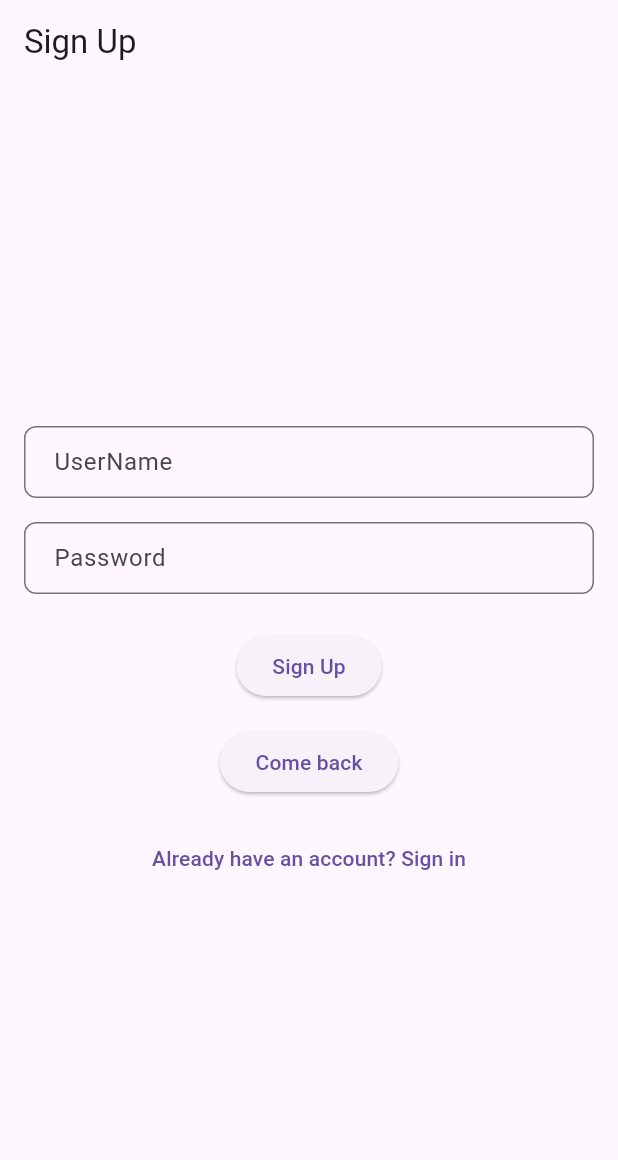
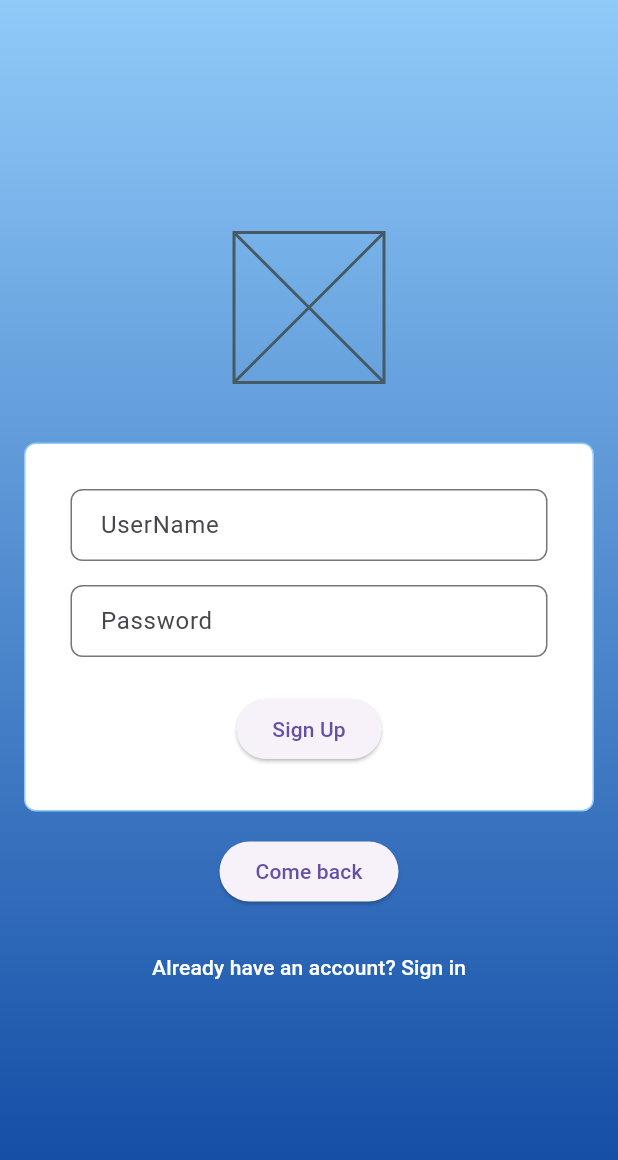
Before and after one commit to PhilRandWu/flutter_rust_app, a Flutter app: the screen it shows after launch, after a tap on "Login", after a tap on "Come back", after a tap on "Sign Up", on a phone screen of 412 x 824 dp. Shown: the top 1160 px of the screen. Run offline on Flutter 3.47's test engine with Material 3 defaults, Android fonts, the phone set to English and light mode, and no system bars; our stand-ins replace dartz, equatable, flutter_bloc, flutter_dotenv, go_router.

Commit message:
feat: optimize integration with sign-in and registration services

```diff
--- /dev/null
+++ b/frontend/lib/features/auth/domain/usecases/signup_usecase.dart
@@ -0,0 +1,23 @@
+import 'package:dartz/dartz.dart';
+import 'package:frontend/features/auth/data/repositories/auth_reposeitory.dart';
+import 'package:frontend/features/auth/domain/entities/user_entity.dart';
+import 'package:frontend/features/auth/domain/errors/failures.dart';
+
+class SignupUseCase {
+  final AuthRepository authRepository;
+
+  SignupUseCase(this.authRepository);
+
+  Future<Either<Failure, UserEntity>> signup(String username, String password) async {
+    try {
+      final userModal = await authRepository.register(username: username, password: password);
+
+      return Right(UserEntity(
+          id: userModal.id,
+          username: userModal.username
+      ));
+    } catch (e) {
+      return Left(ServerFailure(message: e.toString()));
+    }
+  }
+}
--- a/frontend/lib/features/auth/presentation/bloc/auth_bloc.dart
+++ b/frontend/lib/features/auth/presentation/bloc/auth_bloc.dart
@@ -1,13 +1,17 @@
 import 'package:flutter_bloc/flutter_bloc.dart';
 import 'package:frontend/features/auth/domain/usecases/login_usecase.dart';
+import 'package:frontend/features/auth/domain/usecases/signup_usecase.dart';
 import 'package:frontend/features/auth/presentation/bloc/auth_event.dart';
 import 'package:frontend/features/auth/presentation/bloc/auth_state.dart';
 
 class AuthBloc extends Bloc<AuthEvent, AuthState> {
   final LoginUseCase loginUseCase;
+  final SignupUseCase signupUseCase;
 
-  AuthBloc({required this.loginUseCase}) : super(AuthInitial()) {
+  AuthBloc({required this.loginUseCase, required this.signupUseCase})
+    : super(AuthInitial()) {
     on<AuthLoginRequested>(_onLoginRequested);
+    on<AuthSignupRequested>(_onSignupRequested);
   }
 
   void _onLoginRequested(
@@ -22,4 +26,16 @@ class AuthBloc extends Bloc<AuthEvent, AuthState> {
       emit(AuthAuthenticated(user: user));
     });
   }
+
+  void _onSignupRequested(
+    AuthSignupRequested event,
+    Emitter<AuthState> emit,
+  ) async {
+    emit(AuthLoading());
+    final result = await signupUseCase.signup(event.username, event.password);
+    result.fold(
+      (failure) => emit(AuthFailure(message: failure.message)),
+      (user) => emit(AuthAuthenticated(user: user)),
+    );
+  }
 }
--- a/frontend/lib/features/auth/presentation/bloc/auth_state.dart
+++ b/frontend/lib/features/auth/presentation/bloc/auth_state.dart
@@ -4,7 +4,6 @@ import 'package:frontend/features/auth/domain/entities/user_entity.dart';
 abstract class AuthState extends Equatable {
   const AuthState();
 
-  xz
   @override
   List<Object> get props => [];
 }
--- a/frontend/lib/features/auth/presentation/screen/login_screen.dart
+++ b/frontend/lib/features/auth/presentation/screen/login_screen.dart
@@ -1,8 +1,10 @@
 import 'package:flutter/material.dart';
 import 'package:flutter_bloc/flutter_bloc.dart';
+import 'package:frontend/core/routes/app_routes.dart';
 import 'package:frontend/features/auth/presentation/bloc/auth_bloc.dart';
 import 'package:frontend/features/auth/presentation/bloc/auth_event.dart';
 import 'package:frontend/features/auth/presentation/bloc/auth_state.dart';
+import 'package:frontend/features/auth/presentation/widgets/backgroud.dart';
 import 'package:frontend/features/auth/presentation/widgets/custom_text_field.dart';
 import 'package:frontend/features/auth/presentation/widgets/submit_button.dart';
 import 'package:go_router/go_router.dart';
@@ -14,13 +16,47 @@ class LoginScreen extends StatelessWidget {
   @override
   Widget build(BuildContext context) {
     return Scaffold(
-      appBar: AppBar(title: Text("Login")),
-      body: Padding(
+      body: Stack(
+        fit: StackFit.expand,
+        children: [
+          Background(),
+          Padding(
             padding: const EdgeInsets.all(16.0),
             child: BlocListener<AuthBloc, AuthState>(
-          listener: (context, state) {},
+              listener: (context, state) {
+                if (state is AuthAuthenticated) {
+                  context.go(AppRoutes.home);
+                } else if (state is AuthFailure) {
+                  ScaffoldMessenger.of(
+                    context,
+                  ).showSnackBar(SnackBar(content: Text(state.message)));
+                }
+              },
+              child: BlocBuilder<AuthBloc, AuthState>(
+                builder: (context, state) {
+                  if (state is AuthLoading) {
+                    return Center(
+                      child: CircularProgressIndicator(color: Colors.white),
+                    );
+                  }
+                  return Column(
+                    mainAxisAlignment: MainAxisAlignment.center,
+                    crossAxisAlignment: CrossAxisAlignment.center,
+                    children: [
+                      SizedBox(height: 100, width: 100, child: Placeholder()),
+                      SizedBox(height: 40),
+                      Container(
+                        decoration: BoxDecoration(
+                          color: Colors.white,
+                          border: Border.all(
+                            width: 1.0,
+                            color: Colors.blue.shade200,
+                          ),
+                          borderRadius: BorderRadius.circular(8.0),
+                        ),
+                        child: Padding(
+                          padding: const EdgeInsets.all(30.0),
                           child: Column(
-            mainAxisAlignment: MainAxisAlignment.center,
                             children: [
                               CustomTextField(
                                 controller: _usernameController,
@@ -44,11 +80,20 @@ class LoginScreen extends StatelessWidget {
                                   );
                                 },
                               ),
+                            ],
+                          ),
+                        ),
+                      ),
                       SizedBox(height: 16),
                       ElevatedButton(
                         onPressed: () {
                           context.go('/');
                         },
+                        style: ElevatedButton.styleFrom(
+                          shape: RoundedRectangleBorder(
+                            borderRadius: BorderRadius.circular(30),
+                          ),
+                        ),
                         child: Text('Come back'),
                       ),
                       SizedBox(height: 16),
@@ -56,11 +101,18 @@ class LoginScreen extends StatelessWidget {
                         onPressed: () {
                           context.go('/signup');
                         },
-                child: Text('No account? Create one'),
+                        child: Text(
+                          'No account? Create one',
+                          style: TextStyle(color: Colors.white),
+                        ),
                       ),
                     ],
+                  );
+                },
               ),
             ),
+          ),
+        ],
       ),
     );
   }
--- a/frontend/lib/features/auth/presentation/screen/signup_screen.dart
+++ b/frontend/lib/features/auth/presentation/screen/signup_screen.dart
@@ -3,6 +3,7 @@ import 'package:flutter_bloc/flutter_bloc.dart';
 import 'package:frontend/features/auth/presentation/bloc/auth_bloc.dart';
 import 'package:frontend/features/auth/presentation/bloc/auth_event.dart';
 import 'package:frontend/features/auth/presentation/bloc/auth_state.dart';
+import 'package:frontend/features/auth/presentation/widgets/backgroud.dart';
 import 'package:frontend/features/auth/presentation/widgets/custom_text_field.dart';
 import 'package:frontend/features/auth/presentation/widgets/submit_button.dart';
 import 'package:go_router/go_router.dart';
@@ -15,8 +16,11 @@ class SignupScreen extends StatelessWidget {
   @override
   Widget build(BuildContext context) {
     return Scaffold(
-      appBar: AppBar(title: Text("Sign Up")),
-      body: Padding(
+      body: Stack(
+        fit: StackFit.expand,
+        children: [
+          Background(),
+          Padding(
             padding: const EdgeInsets.all(16.0),
             child: BlocListener<AuthBloc, AuthState>(
               listener: (context, state) {
@@ -29,8 +33,28 @@ class SignupScreen extends StatelessWidget {
                   ).showSnackBar(SnackBar(content: Text(state.message)));
                 }
               },
+              child: BlocBuilder<AuthBloc, AuthState>(
+                builder: (context, state) {
+                  if (state is AuthLoading) {
+                    return CircularProgressIndicator(color: Colors.white);
+                  }
+                  return Column(
+                    mainAxisAlignment: MainAxisAlignment.center,
+                    children: [
+                      SizedBox(height: 100, width: 100, child: Placeholder()),
+                      SizedBox(height: 40),
+                      Container(
+                        decoration: BoxDecoration(
+                          color: Colors.white,
+                          border: Border.all(
+                            width: 1.0,
+                            color: Colors.blue.shade200,
+                          ),
+                          borderRadius: BorderRadius.circular(8.0),
+                        ),
+                        child: Padding(
+                          padding: const EdgeInsets.all(30.0),
                           child: Column(
-            mainAxisAlignment: MainAxisAlignment.center,
                             children: [
                               CustomTextField(
                                 controller: _usernameController,
@@ -54,6 +78,11 @@ class SignupScreen extends StatelessWidget {
                                   );
                                 },
                               ),
+                            ],
+                          ),
+                        ),
+                      ),
+
                       SizedBox(height: 16),
                       ElevatedButton(
                         onPressed: () {
@@ -66,11 +95,18 @@ class SignupScreen extends StatelessWidget {
                         onPressed: () {
                           context.go('/login');
                         },
-                child: Text('Already have an account? Sign in'),
+                        child: Text(
+                          'Already have an account? Sign in',
+                          style: TextStyle(color: Colors.white),
+                        ),
                       ),
                     ],
+                  );
+                },
               ),
             ),
+          ),
+        ],
       ),
     );
   }
--- /dev/null
+++ b/frontend/lib/features/auth/presentation/widgets/backgroud.dart
@@ -0,0 +1,18 @@
+import 'package:flutter/material.dart';
+
+class Background extends StatelessWidget {
+  const Background({super.key});
+
+  @override
+  Widget build(BuildContext context) {
+    return Container(
+      decoration: BoxDecoration(
+        gradient: LinearGradient(
+          colors: [Colors.blue.shade200, Colors.blue.shade900],
+          begin: Alignment.topCenter,
+          end: Alignment.bottomCenter,
+        ),
+      ),
+    );
+  }
+}
--- a/frontend/lib/main.dart
+++ b/frontend/lib/main.dart
@@ -1,7 +1,9 @@
 import 'package:flutter/material.dart';
 import 'package:flutter_bloc/flutter_bloc.dart';
+import 'package:flutter_dotenv/flutter_dotenv.dart';
 import 'package:frontend/core/routes/app_routes.dart';
 import 'package:frontend/features/auth/domain/usecases/login_usecase.dart';
+import 'package:frontend/features/auth/domain/usecases/signup_usecase.dart';
 import 'package:go_router/go_router.dart';
 
 import 'core/presentation/root_screen.dart';
@@ -15,7 +17,7 @@ import 'features/profile/profile_screen.dart';
 
 void main() async {
   WidgetsFlutterBinding.ensureInitialized();
-
+  await dotenv.load();
   runApp(const MyApp());
 }
 
@@ -88,10 +90,14 @@ class MyApp extends StatelessWidget {
 
   @override
   Widget build(BuildContext context) {
-    final authRepository = AuthRepository(baseUrl: 'http://localhost:8000/api');
+    String apiUrl = dotenv.env['API_BASE_URL'] ?? 'http://0.0.0.0:3009';
+    final authRepository = AuthRepository(baseUrl: apiUrl);
 
     return BlocProvider(
-      create: (_) => AuthBloc(loginUseCase: LoginUseCase(authRepository)),
+      create: (_) => AuthBloc(
+        loginUseCase: LoginUseCase(authRepository),
+        signupUseCase: SignupUseCase(authRepository),
+      ),
       child: MaterialApp.router(
         debugShowCheckedModeBanner: true, // 隐藏 Debug 横幅
         routerConfig: _router,
--- a/frontend/pubspec.yaml
+++ b/frontend/pubspec.yaml
@@ -39,6 +39,7 @@ dependencies:
   equatable: ^2.0.7
   dartz: ^0.10.1
   http: ^1.6.0
+  flutter_dotenv: ^6.0.0
 
 dev_dependencies:
   flutter_test:
@@ -61,7 +62,8 @@ flutter:
   # included with your application, so that you can use the icons in
   # the material Icons class.
   uses-material-design: true
-
+  assets:
+    - .env
   # To add assets to your application, add an assets section, like this:
   # assets:
   #   - images/a_dot_burr.jpeg
```
Also changed, not shown: frontend/lib/features/auth/data/repositories/auth_reposeitory.dart (+31 -6 lines), frontend/pubspec.lock, 2 other files. Lines whose indentation alone changed are shown as unchanged.
